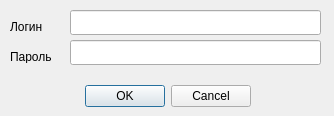
Before: the Qt Designer form authorization.ui in nio-kun/timetable, drawn with Qt 5.
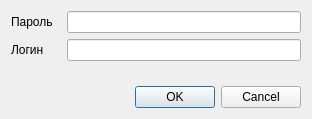
After: the same form once the commit is applied.

The edit to the form file:
```diff
--- a/authorization.ui
+++ b/authorization.ui
@@ -6,81 +6,113 @@
    <rect>
     <x>0</x>
     <y>0</y>
-    <width>334</width>
-    <height>116</height>
+    <width>312</width>
+    <height>119</height>
    </rect>
   </property>
   <property name="windowTitle">
    <string>Авторизация</string>
   </property>
-  <widget class="QDialogButtonBox" name="buttonBox">
-   <property name="geometry">
-    <rect>
-     <x>80</x>
-     <y>80</y>
-     <width>171</width>
-     <height>32</height>
-    </rect>
-   </property>
-   <property name="orientation">
-    <enum>Qt::Horizontal</enum>
-   </property>
-   <property name="standardButtons">
-    <set>QDialogButtonBox::Cancel|QDialogButtonBox::Ok</set>
-   </property>
-  </widget>
-  <widget class="QLabel" name="label">
-   <property name="geometry">
-    <rect>
-     <x>10</x>
-     <y>20</y>
-     <width>46</width>
-     <height>13</height>
-    </rect>
-   </property>
-   <property name="text">
-    <string>Логин</string>
-   </property>
-  </widget>
+  <property name="sizeGripEnabled">
+   <bool>false</bool>
+  </property>
+  <property name="modal">
+   <bool>false</bool>
+  </property>
+  <layout class="QVBoxLayout" name="verticalLayout">
+   <item>
+    <layout class="QHBoxLayout" name="horizontalLayout">
+     <item>
   <widget class="QLabel" name="label_2">
-   <property name="geometry">
-    <rect>
-     <x>10</x>
-     <y>50</y>
-     <width>46</width>
-     <height>13</height>
-    </rect>
+       <property name="sizePolicy">
+        <sizepolicy hsizetype="Fixed" vsizetype="Fixed">
+         <horstretch>0</horstretch>
+         <verstretch>0</verstretch>
+        </sizepolicy>
+       </property>
+       <property name="minimumSize">
+        <size>
+         <width>50</width>
+         <height>0</height>
+        </size>
    </property>
    <property name="text">
     <string>Пароль</string>
    </property>
   </widget>
+     </item>
+     <item>
   <widget class="QLineEdit" name="lineEdit">
-   <property name="geometry">
-    <rect>
-     <x>70</x>
-     <y>10</y>
-     <width>251</width>
-     <height>25</height>
-    </rect>
+       <property name="minimumSize">
+        <size>
+         <width>150</width>
+         <height>0</height>
+        </size>
    </property>
    <property name="text">
     <string/>
    </property>
   </widget>
+     </item>
+    </layout>
+   </item>
+   <item>
+    <layout class="QHBoxLayout" name="horizontalLayout_2">
+     <item>
+      <widget class="QLabel" name="label">
+       <property name="enabled">
+        <bool>true</bool>
+       </property>
+       <property name="minimumSize">
+        <size>
+         <width>50</width>
+         <height>0</height>
+        </size>
+       </property>
+       <property name="text">
+        <string>Логин</string>
+       </property>
+      </widget>
+     </item>
+     <item>
   <widget class="QLineEdit" name="lineEdit_2">
-   <property name="geometry">
-    <rect>
-     <x>70</x>
-     <y>40</y>
-     <width>251</width>
-     <height>25</height>
-    </rect>
+       <property name="minimumSize">
+        <size>
+         <width>150</width>
+         <height>0</height>
+        </size>
    </property>
    <property name="text">
     <string/>
    </property>
   </widget>
+     </item>
+    </layout>
+   </item>
+   <item>
+    <spacer name="verticalSpacer">
+     <property name="orientation">
+      <enum>Qt::Vertical</enum>
+     </property>
+     <property name="sizeHint" stdset="0">
+      <size>
+       <width>20</width>
+       <height>40</height>
+      </size>
+     </property>
+    </spacer>
+   </item>
+   <item>
+    <widget class="QDialogButtonBox" name="buttonBox">
+     <property name="orientation">
+      <enum>Qt::Horizontal</enum>
+     </property>
+     <property name="standardButtons">
+      <set>QDialogButtonBox::Cancel|QDialogButtonBox::Ok</set>
+     </property>
+    </widget>
+   </item>
+  </layout>
  </widget>
  <resources/>
  <connections>
```
Lines whose indentation alone changed are shown as unchanged.
